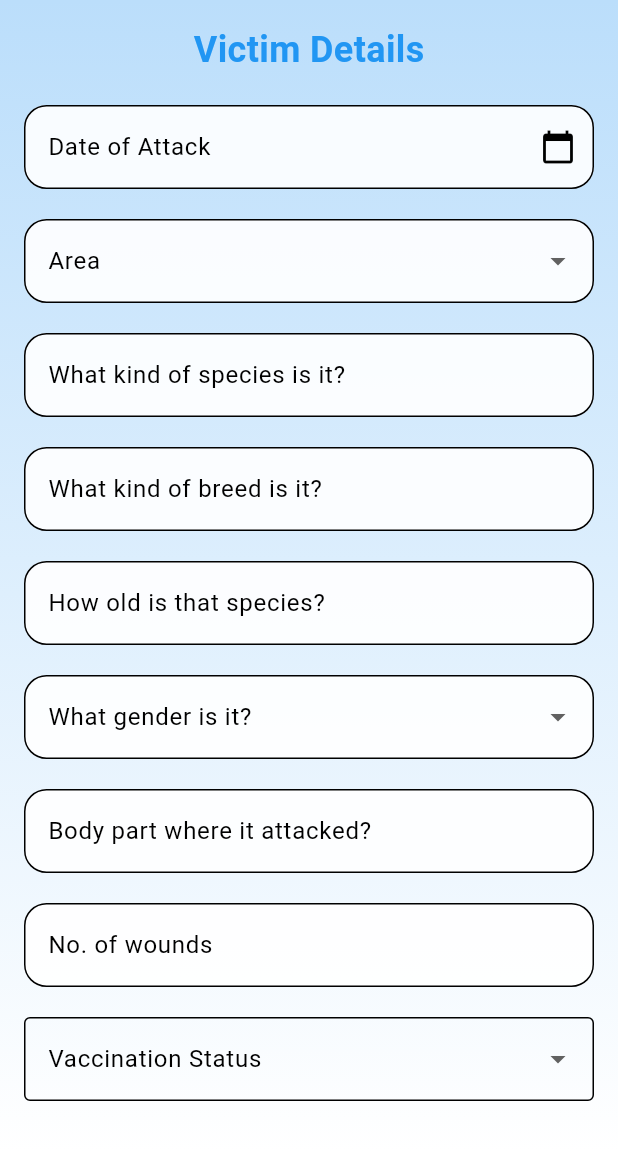
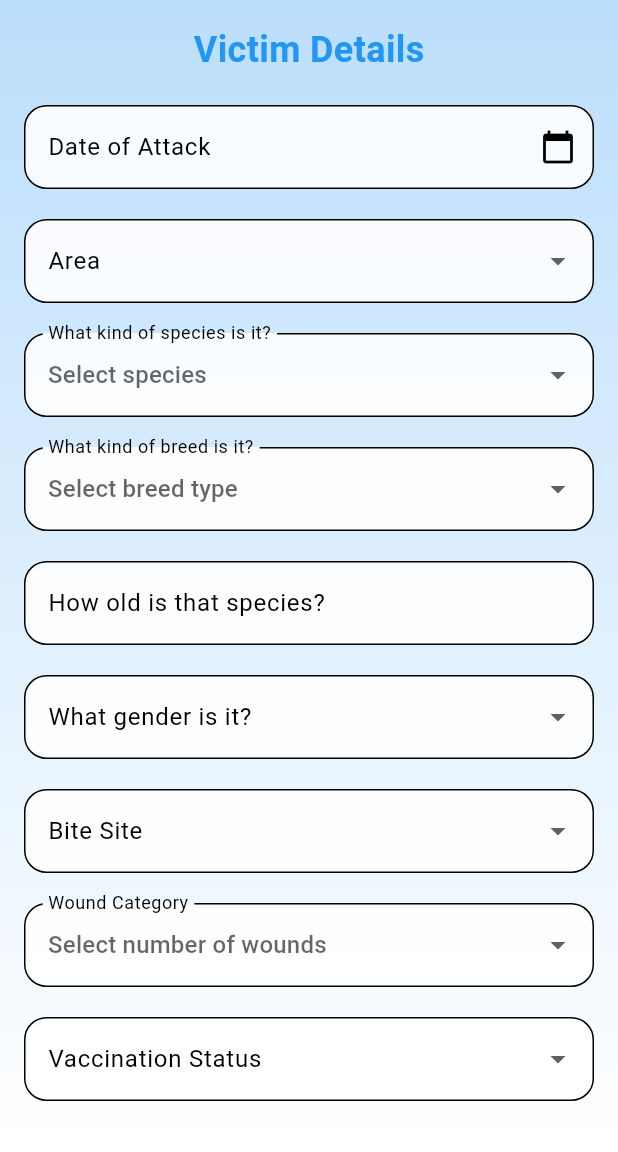
Before and after one commit to Charumadhi/DoctorApp, a Flutter app: the AttackFormPage screen opened directly with empty values, on a phone screen of 412 x 824 dp, the part 84-1236 px from its top. Run offline on Flutter 3.47's test engine with Material 3 defaults, Android fonts, the phone set to English and light mode, and no system bars; our stand-ins replace shared_preferences; accounts and stored records are empty.

Commit message:
first review changes

```diff
--- a/lib/attack_form.dart
+++ b/lib/attack_form.dart
@@ -36,6 +36,8 @@ class _AttackFormPageState extends State<AttackFormPage> {
   bool? _vaccinationStatus = null;  // No selection by default (nullable)
   int? _numberOfDoses; // smallint in the backend
   int? _pincode; // int in the backend
+  String? _breedDescription;
+
 
   final TextEditingController _dateController = TextEditingController();
   final TextEditingController _woundController = TextEditingController(); // For manual input of wound category
@@ -95,6 +97,7 @@ class _AttackFormPageState extends State<AttackFormPage> {
         'vaccinationStatus': _vaccinationStatus, // Now this will be true or false
         'numberOfDoses': _numberOfDoses,
         'pincode': _pincode,
+
       };
 
       // Create a map to store the doctor details
@@ -213,27 +216,87 @@ class _AttackFormPageState extends State<AttackFormPage> {
                   });
                 }),
                 const SizedBox(height: 20),
-                _buildTextField(
-                  'What kind of species is it?',
-                  _species,
-                  'Enter species',
-                      (value) {
+                DropdownButtonFormField<String>(
+                  decoration: InputDecoration(
+                    labelText: 'What kind of species is it?',
+                    border: OutlineInputBorder(
+                      borderRadius: BorderRadius.circular(15),
+                    ),
+                    filled: true,
+                    fillColor: Colors.white.withOpacity(0.9),
+                  ),
+                  value: _species,
+                  items: ['Dog', 'Cat', 'Goat', 'Cattle', 'Poultry']
+                      .map((species) => DropdownMenuItem<String>(
+                    value: species,
+                    child: Text(species),
+                  ))
+                      .toList(),
+                  onChanged: (value) {
                     setState(() {
-                      _species = value;
+                      _species = value!;
                     });
                   },
+                  hint: Text('Select species'),
                 ),
                 const SizedBox(height: 20),
-                _buildTextField(
-                  'What kind of breed is it?',
-                  _breed,
-                  'Enter breed',
-                      (value) {
+                DropdownButtonFormField<String>(
+                  decoration: InputDecoration(
+                    labelText: 'What kind of breed is it?',
+                    border: OutlineInputBorder(
+                      borderRadius: BorderRadius.circular(15),
+                    ),
+                    filled: true,
+                    fillColor: Colors.white.withOpacity(0.9),
+                  ),
+                  value: _breed,
+                  items: ['Pure breed', 'Cross bred', 'Non-Descript (specify)']
+                      .map((breed) => DropdownMenuItem<String>(
+                    value: breed,
+                    child: Text(breed),
+                  ))
+                      .toList(),
+                  onChanged: (value) {
                     setState(() {
-                      _breed = value;
+                      _breed = value!;
+                      // Clear breed description if not Non-Descript
+                      if (_breed != 'Non-Descript (specify)') {
+                        _breedDescription = '';
+                      }
                     });
                   },
+                  hint: Text('Select breed type'),
                 ),
+
+                if (_breed == 'Non-Descript (specify)')
+                  Padding(
+                      padding: const EdgeInsets.only(top: 10.0), // Add spacing
+                      child: TextFormField(
+                        decoration: InputDecoration(
+                          labelText: 'Specify the breed',
+                          border: OutlineInputBorder(
+                            borderRadius: BorderRadius.circular(15),
+                          ),
+                          filled: true,
+                          fillColor: Colors.white.withOpacity(0.9),
+                        ),
+                        onChanged: (value) {
+                          setState(() {
+                            _breedDescription = value;
+                            // Combine both the selection and specified breed into _breed
+                            _breed = 'Non-Descript (specify): $_breedDescription';
+                          });
+                        },
+                        validator: (value) {
+                          if (_breed == 'Non-Descript (specify)' &&
+                              (value == null || value.isEmpty)) {
+                            return 'Please specify the breed';
+                          }
+                          return null;
+                        },
+                      ),
+                  ),
+
                 const SizedBox(height: 20),
                 _buildTextField(
                   'How old is that species?',
@@ -253,28 +316,36 @@ class _AttackFormPageState extends State<AttackFormPage> {
                   });
                 }),
                 const SizedBox(height: 20),
-                _buildTextField(
-                  'Body part where it attacked?',
-                  _attackSite,
-                  'Enter attack site',
-                      (value) {
+                _buildDropdownField('Bite Site', _attackSite, ['Extremities of body', 'Hip region', 'chest region', 'neck and above'], (value) {
                   setState(() {
                     _attackSite = value;
                   });
-                  },
+                }),
+                const SizedBox(height: 20),
+            DropdownButtonFormField<int>(
+              decoration: InputDecoration(
+                labelText: 'Wound Category',
+                border: OutlineInputBorder(
+                  borderRadius: BorderRadius.circular(15), // Match the border radius
                 ),
-                const SizedBox(height: 20),
-                _buildTextField(
-                  'No. of wounds',
-                  null,
-                  'Enter number of wounds',
-                      (value) {
+                filled: true, // Add this to make the background color consistent
+                fillColor: Colors.white.withOpacity(0.9),
+              ),
+              value: _woundCategory, // Initially selected value (null if none)
+              items: [1, 2, 3, 4]
+                  .map((wound) => DropdownMenuItem<int>(
+                value: wound,
+                child: Text(wound.toString()),
+              ))
+                  .toList(),
+              onChanged: (value) {
                 setState(() {
-                      _woundCategory = int.tryParse(value);
+                  _woundCategory = value!;
                 });
               },
-                  keyboardType: TextInputType.number,
+              hint: Text('Select number of wounds'),
             ),
+
             const SizedBox(height: 20),
                 DropdownButtonFormField<String>(
                   value: _vaccinationStatus == null ? null : (_vaccinationStatus == true ? 'Vaccinated' : 'Not Vaccinated'),  // Map boolean to string or null
@@ -291,6 +362,10 @@ class _AttackFormPageState extends State<AttackFormPage> {
                       value: 'Not Vaccinated',
                       child: Text('Not Vaccinated'),
                     ),
+                    DropdownMenuItem<String>(
+                      value: 'Not Known',
+                      child: Text('Not Known'),
+                    ),
                   ],
                   onChanged: (String? value) {
                     setState(() {
@@ -300,36 +375,51 @@ class _AttackFormPageState extends State<AttackFormPage> {
                         _vaccinationStatus = true;  // Set boolean based on string
                       } else if (value == 'Not Vaccinated') {
                         _vaccinationStatus = false;
+                      } else  {
+                        _vaccinationStatus = null;
                       }
+
                     });
                   },
                   decoration: InputDecoration(
                     labelText: 'Vaccination Status',
-                    border: OutlineInputBorder(),
+                    border: OutlineInputBorder(
+                    borderRadius: BorderRadius.circular(15),
+                    ),
+                    filled: true,
+                    fillColor: Colors.white.withOpacity(0.9),
+
                   ),
                 ),
                 const SizedBox(height: 20),
                 // Conditionally show the text field if the vaccination status is true
                 if (_vaccinationStatus == true)
-                  TextFormField(
+                  DropdownButtonFormField<int>(
                     decoration: InputDecoration(
                       labelText: 'How many doses of vaccination?',
                       border: OutlineInputBorder(),
-                      hintText: 'Enter number of doses',
                     ),
-                    keyboardType: TextInputType.number,
+                    value: _numberOfDoses, // Initially selected value (null if none)
+                    items: [0, 3, 7, 14, 21, 28]
+                        .map((dose) => DropdownMenuItem<int>(
+                      value: dose,
+                      child: Text(dose.toString()),
+                    ))
+                        .toList(),
                     onChanged: (value) {
                       setState(() {
-                        _numberOfDoses = int.tryParse(value);
+                        _numberOfDoses = value!;
                       });
                     },
                     validator: (value) {
-                      if (_vaccinationStatus == true && (value == null || value.isEmpty)) {
-                        return 'Please enter the number of doses';
+                      if (_vaccinationStatus == true && value == null) {
+                        return 'Please select the number of doses';
                       }
                       return null;
                     },
+                    hint: Text('Select number of doses'),
                   ),
+
                 const SizedBox(height: 20),
                 _buildTextField(
                   'Enter your pincode',
--- a/lib/main.dart
+++ b/lib/main.dart
@@ -309,7 +309,7 @@ class _LoginPageState extends State<LoginPage> with SingleTickerProviderStateMix
                         _showErrorDialog(context, "Invalid credentials");
                       }
                     } else if (response.statusCode == 401) {
-                      _showErrorDialog(context, "Incorrect date of birth. Please try again.");
+                      _showErrorDialog(context, "Invalid Credentials. Please try again.");
                     } else {
                       _showErrorDialog(context, "An error occurred. Please try again.");
                     }
```
Also changed, not shown: lib/attacker_details.dart (+78 -78 lines). Lines whose indentation alone changed are shown as unchanged.
